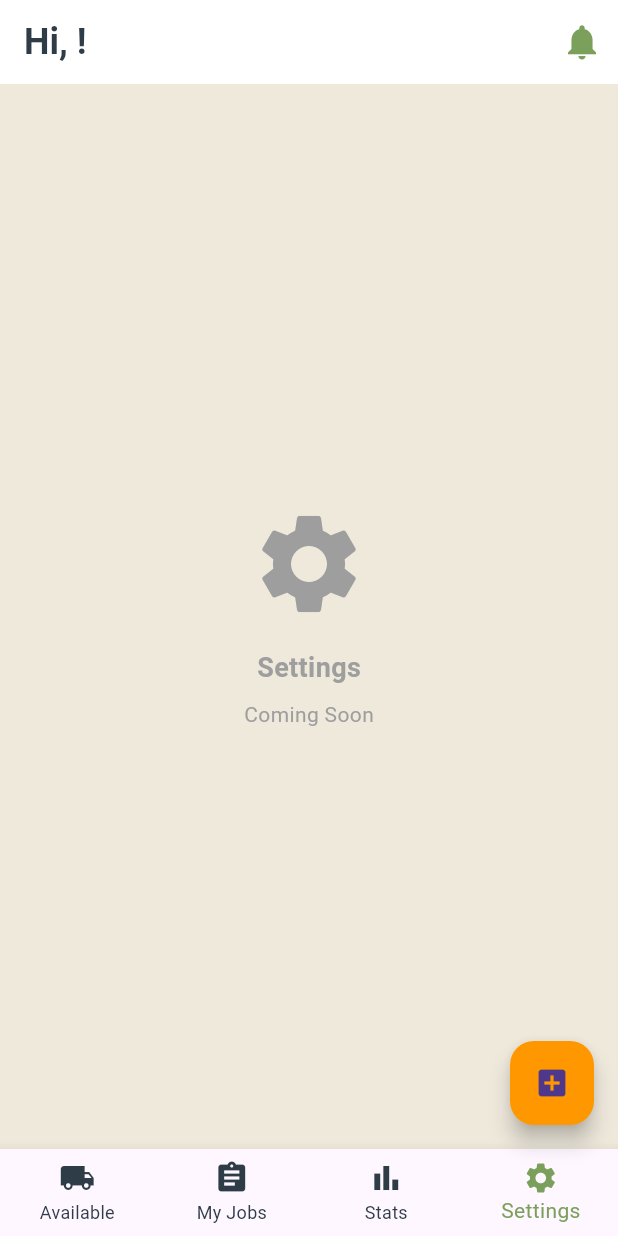
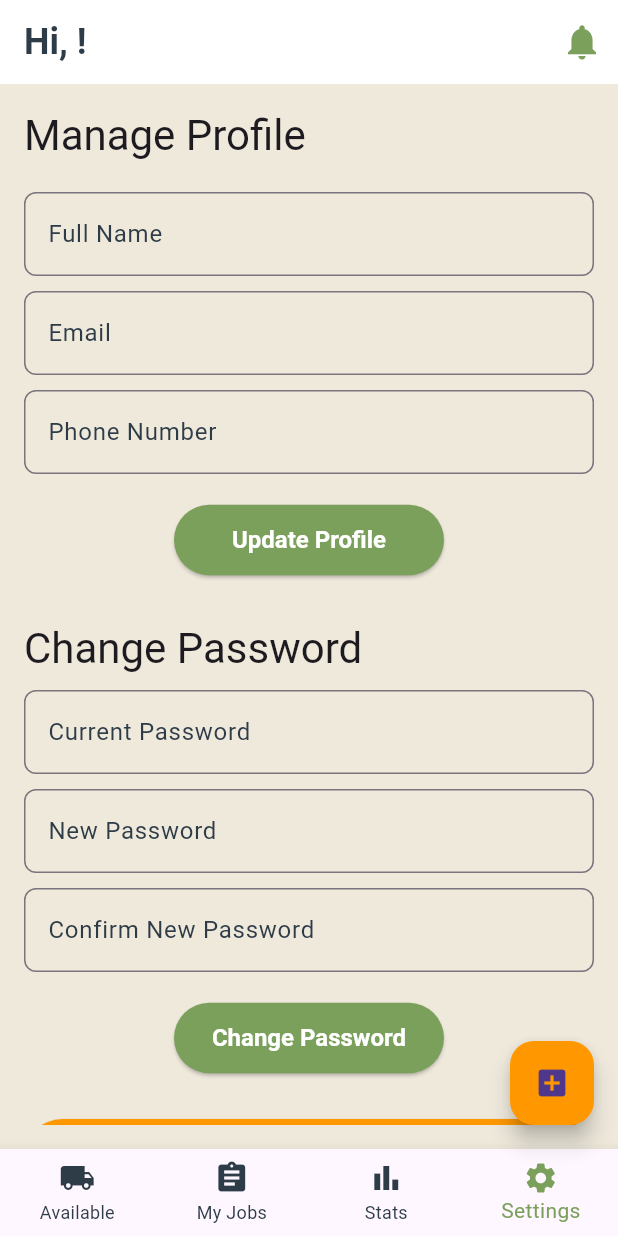
Before and after one commit to BasemGhasan/ThriftNest, a Flutter app: the CourierDashboard screen opened directly, item 4 of the bottom bar chosen, on a phone screen of 412 x 824 dp. Run offline on Flutter 3.47's test engine with Material 3 defaults, Android fonts, the phone set to English and light mode, and no system bars; our stand-ins replace cloud_firestore, firebase_auth, firebase_core, firebase_storage, geocoding, geolocator and 2 more; accounts and stored records are empty.

Commit message:
Added the profile Management part for the seller, buyer, and the courier

```diff
--- /dev/null
+++ b/lib/AppLogic/profile-service.dart
@@ -0,0 +1,66 @@
+import 'package:cloud_firestore/cloud_firestore.dart';
+import 'package:firebase_auth/firebase_auth.dart';
+
+class ProfileService {
+  /// Loads user data from Firestore.
+  Future<Map<String, dynamic>> loadUserData(String uid) async {
+    DocumentSnapshot userDoc = await FirebaseFirestore.instance
+        .collection('users')
+        .doc(uid)
+        .get();
+    if (userDoc.exists) {
+      return userDoc.data() as Map<String, dynamic>? ?? {};
+    } else {
+      return {};
+    }
+  }
+
+  /// Updates the user's profile in Firestore.
+  Future<void> updateProfile({
+    required String uid,
+    required String fullName,
+    required String email,
+    required String phone,
+  }) async {
+    await FirebaseFirestore.instance.collection('users').doc(uid).update({
+      'fullName': fullName,
+      'email': email,
+      'phone': phone,
+    });
+  }
+
+  /// Changes the user's password.
+  Future<void> changePassword({
+    required User user,
+    required String currentPassword,
+    required String newPassword,
+  }) async {
+    final credential = EmailAuthProvider.credential(
+      email: user.email!,
+      password: currentPassword,
+    );
+    await user.reauthenticateWithCredential(credential);
+    await user.updatePassword(newPassword);
+  }
+
+  /// Deletes the user's account.
+  Future<void> deleteAccount({
+    required User user,
+    required String password,
+  }) async {
+    final credential = EmailAuthProvider.credential(
+      email: user.email!,
+      password: password,
+    );
+    await user.reauthenticateWithCredential(credential);
+    // Delete the Firestore document.
+    await FirebaseFirestore.instance.collection('users').doc(user.uid).delete();
+    // Delete the Auth user.
+    await user.delete();
+  }
+
+  /// Logs out the user.
+  Future<void> logoutUser() async {
+    await FirebaseAuth.instance.signOut();
+  }
+}
--- a/lib/BuyerScreens/BuyerHomePage.dart
+++ b/lib/BuyerScreens/BuyerHomePage.dart
@@ -3,6 +3,7 @@ import 'package:cloud_firestore/cloud_firestore.dart';
 import 'package:firebase_auth/firebase_auth.dart';
 import 'items_tab.dart';
 import 'placeholder.dart';
+import '../CommonScreens/ProfileManagementScreen.dart';
 
 class BuyerHomePage extends StatefulWidget {
   const BuyerHomePage({super.key});
@@ -38,7 +39,7 @@ class _BuyerHomePageState extends State<BuyerHomePage> {
       const ItemsTab(),
       const PlaceholderTab(icon: Icons.list_alt, label: 'Orders coming soon'),
       const PlaceholderTab(icon: Icons.favorite_border, label: 'Favorites coming soon'),
-      const PlaceholderTab(icon: Icons.settings, label: 'Settings coming soon'),
+      ProfileManagementScreen(),
     ];
 
     return Scaffold(
--- /dev/null
+++ b/lib/CommonScreens/ProfileManagementScreen.dart
@@ -0,0 +1,411 @@
+import 'package:flutter/material.dart';
+import 'package:firebase_auth/firebase_auth.dart';
+import 'package:cloud_firestore/cloud_firestore.dart';
+import '../AppLogic/profile-service.dart';
+import '../CommonScreens/onboarding.dart';
+
+class ProfileManagementScreen extends StatefulWidget {
+  @override
+  _ProfileManagementScreenState createState() => _ProfileManagementScreenState();
+}
+
+class _ProfileManagementScreenState extends State<ProfileManagementScreen> {
+  final _profileFormKey = GlobalKey<FormState>();
+  final _passwordFormKey = GlobalKey<FormState>();
+
+  final _fullNameController = TextEditingController();
+  final _emailController = TextEditingController();
+  final _phoneNumberController = TextEditingController();
+
+  final _currentPasswordController = TextEditingController();
+  final _newPasswordController = TextEditingController();
+  final _confirmNewPasswordController = TextEditingController();
+  late final TextEditingController _deleteConfirmPasswordController;
+
+  final ProfileService _profileService = ProfileService();
+
+  @override
+  void initState() {
+    super.initState();
+    _loadUserData();
+    _deleteConfirmPasswordController = TextEditingController();
+  }
+
+  @override
+  void dispose() {
+    _fullNameController.dispose();
+    _emailController.dispose();
+    _phoneNumberController.dispose();
+    _currentPasswordController.dispose();
+    _newPasswordController.dispose();
+    _confirmNewPasswordController.dispose();
+    _deleteConfirmPasswordController.dispose();
+    super.dispose();
+  }
+
+  Future<void> _loadUserData() async {
+    User? user = FirebaseAuth.instance.currentUser;
+    if (user != null) {
+      try {
+        Map<String, dynamic> data = await _profileService.loadUserData(user.uid);
+        if (data.isNotEmpty) {
+          _fullNameController.text = data['fullName'] ?? '';
+          _emailController.text = data['email'] ?? user.email ?? '';
+          _phoneNumberController.text = data['phone'] ?? '';
+        } else {
+          _emailController.text = user.email ?? '';
+        }
+      } catch (e) {
+        print("Error loading user data: $e");
+        _emailController.text = user.email ?? '';
+      }
+    }
+  }
+
+  Future<void> _updateProfile() async {
+    if (_profileFormKey.currentState!.validate()) {
+      User? user = FirebaseAuth.instance.currentUser;
+      if (user != null) {
+        try {
+          await _profileService.updateProfile(
+            uid: user.uid,
+            fullName: _fullNameController.text.trim(),
+            email: _emailController.text.trim(),
+            phone: _phoneNumberController.text.trim(),
+          );
+          ScaffoldMessenger.of(context).showSnackBar(
+            SnackBar(content: Text('Profile updated successfully!')),
+          );
+        } catch (e) {
+          ScaffoldMessenger.of(context).showSnackBar(
+            SnackBar(content: Text('Error updating profile: $e')),
+          );
+          print("Error updating profile: $e");
+        }
+      } else {
+        ScaffoldMessenger.of(context).showSnackBar(
+          SnackBar(content: Text('No user logged in. Please log in again.')),
+        );
+      }
+    }
+  }
+
+  Future<void> _changePassword() async {
+    if (_passwordFormKey.currentState!.validate()) {
+      User? user = FirebaseAuth.instance.currentUser;
+      if (user != null) {
+        try {
+          await _profileService.changePassword(
+            user: user,
+            currentPassword: _currentPasswordController.text,
+            newPassword: _newPasswordController.text,
+          );
+          ScaffoldMessenger.of(context).showSnackBar(
+            SnackBar(content: Text('Password updated successfully!')),
+          );
+          _currentPasswordController.clear();
+          _newPasswordController.clear();
+          _confirmNewPasswordController.clear();
+          _passwordFormKey.currentState?.reset();
+        } on FirebaseAuthException catch (e) {
+          String errorMessage = 'Failed to change password.';
+          if (e.code == 'wrong-password' || e.code == 'invalid-credential') {
+            errorMessage = 'Incorrect current password. Please try again.';
+          } else if (e.code == 'weak-password') {
+            errorMessage = 'The new password is too weak.';
+          } else if (e.code == 'requires-recent-login') {
+            errorMessage = 'This operation requires recent authentication. Please log out and log in again.';
+          }
+          print('Error changing password: ${e.toString()} (Code: ${e.code})');
+          ScaffoldMessenger.of(context).showSnackBar(
+            SnackBar(content: Text(errorMessage)),
+          );
+        }
+      }
+    }
+  }
+
+  Future<void> _logoutUser() async {
+    try {
+      await _profileService.logoutUser();
+      ScaffoldMessenger.of(context).showSnackBar(
+        SnackBar(content: Text('Logged out successfully.')),
+      );
+      Navigator.pushAndRemoveUntil(
+        context,
+        MaterialPageRoute(builder: (_) => OnboardingScreen()),
+        (route) => false,
+      );
+    } catch (e) {
+      print('Error logging out: $e');
+      ScaffoldMessenger.of(context).showSnackBar(
+        SnackBar(content: Text('Logout failed. Please try again.')),
+      );
+    }
+  }
+
+  void _promptUserForDeleteConfirmation() {
+    _deleteConfirmPasswordController.clear();
+    showDialog(
+      context: context,
+      barrierDismissible: false,
+      builder: (BuildContext dialogContext) {
+        final GlobalKey<FormState> dialogFormKey = GlobalKey<FormState>();
+        bool isLoading = false;
+        return StatefulBuilder(
+          builder: (context, setStateDialog) {
+            return AlertDialog(
+              title: Text('Delete Account?'),
+              content: SingleChildScrollView(
+                child: ListBody(
+                  children: <Widget>[
+                    Text('This action is permanent and cannot be undone.'),
+                    Text('Please enter your password to confirm deletion.'),
+                    SizedBox(height: 15),
+                    Form(
+                      key: dialogFormKey,
+                      child: TextFormField(
+                        controller: _deleteConfirmPasswordController,
+                        obscureText: true,
+                        decoration: InputDecoration(
+                          labelText: 'Password',
+                          border: OutlineInputBorder(),
+                        ),
+                        validator: (value) {
+                          if (value == null || value.isEmpty) {
+                            return 'Please enter your password';
+                          }
+                          return null;
+                        },
+                        autovalidateMode: AutovalidateMode.onUserInteraction,
+                      ),
+                    ),
+                  ],
+                ),
+              ),
+              actions: <Widget>[
+                TextButton(
+                  child: Text('Cancel'),
+                  onPressed: isLoading ? null : () {
+                    Navigator.of(dialogContext).pop();
+                  },
+                ),
+                SizedBox(
+                  width: 150,
+                  child: ElevatedButton(
+                    child: isLoading
+                      ? SizedBox(
+                          height: 20,
+                          width: 20,
+                          child: CircularProgressIndicator(strokeWidth: 2, color: Colors.white))
+                      : Text('Confirm Delete'),
+                    style: ElevatedButton.styleFrom(
+                      backgroundColor: Colors.red,
+                      padding: EdgeInsets.symmetric(vertical: 14),
+                    ),
+                    onPressed: isLoading ? null : () async {
+                      if (dialogFormKey.currentState!.validate()) {
+                        setStateDialog(() {
+                          isLoading = true;
+                        });
+                        User? user = FirebaseAuth.instance.currentUser;
+                        if (user == null || user.email == null) {
+                          ScaffoldMessenger.of(context).showSnackBar(
+                            SnackBar(content: Text('User session error. Please log in again.')),
+                          );
+                          setStateDialog(() { isLoading = false; });
+                          Navigator.of(dialogContext).pop();
+                          return;
+                        }
+                        try {
+                          await _profileService.deleteAccount(
+                            user: user,
+                            password: _deleteConfirmPasswordController.text,
+                          );
+                          ScaffoldMessenger.of(context).showSnackBar(
+                            SnackBar(content: Text('Account deleted successfully.')),
+                          );
+                          Navigator.of(dialogContext).pop();
+                          Navigator.pushAndRemoveUntil(
+                            context,
+                            MaterialPageRoute(builder: (_) => OnboardingScreen()),
+                            (route) => false,
+                          );
+                        } on FirebaseAuthException catch (e) {
+                          String errorMessage = 'Failed to delete account.';
+                          if (e.code == 'wrong-password' || e.code == 'invalid-credential') {
+                            errorMessage = 'Incorrect password. Please try again.';
+                          } else if (e.code == 'requires-recent-login') {
+                            errorMessage = 'This operation requires recent authentication. Please log out and log in again.';
+                          }
+                          print('Delete Account Error: ${e.toString()} (Code: ${e.code})');
+                          ScaffoldMessenger.of(context).showSnackBar(
+                            SnackBar(content: Text(errorMessage)),
+                          );
+                        } catch (e) {
+                          print('Generic Delete Account Error: ${e.toString()}');
+                          ScaffoldMessenger.of(context).showSnackBar(
+                            SnackBar(content: Text('An unexpected error occurred.')),
+                          );
+                        } finally {
+                          setStateDialog(() {
+                            isLoading = false;
+                          });
+                        }
+                      }
+                    },
+                  ),
+                ),
+              ],
+            );
+          },
+        );
+      },
+    );
+  }
+
+  @override
+  Widget build(BuildContext context) {
+    return Scaffold(
+      body: Padding(
+        padding: const EdgeInsets.all(16.0),
+        child: ListView(
+          children: <Widget>[
+            // Add 'Manage Profile' as a section title
+            Text(
+              'Manage Profile',
+              style: Theme.of(context).textTheme.headlineMedium,
+            ),
+            SizedBox(height: 20),
+            Form(
+              key: _profileFormKey,
+              child: Column(
+                children: [
+                  TextFormField(
+                    controller: _fullNameController,
+                    decoration: InputDecoration(labelText: 'Full Name'),
+                    validator: (v) => (v == null || v.trim().isEmpty)
+                        ? 'Please enter your full name'
+                        : null,
+                    autovalidateMode: AutovalidateMode.onUserInteraction,
+                  ),
+                  SizedBox(height: 10),
+                  TextFormField(
+                    controller: _emailController,
+                    decoration: InputDecoration(labelText: 'Email'),
+                    keyboardType: TextInputType.emailAddress,
+                    validator: (v) {
+                      if (v == null || v.trim().isEmpty)
+                        return 'Please enter your email';
+                      final emailPattern = RegExp(r'^[^@]+@[^@]+\.[^@]+$');
+                      if (!emailPattern.hasMatch(v.trim()))
+                        return 'Enter a valid email address';
+                      return null;
+                    },
+                    autovalidateMode: AutovalidateMode.onUserInteraction,
+                  ),
+                  SizedBox(height: 10),
+                  TextFormField(
+                    controller: _phoneNumberController,
+                    decoration: InputDecoration(labelText: 'Phone Number'),
+                    keyboardType: TextInputType.phone,
+                    validator: (v) {
+                      if (v == null || v.isEmpty)
+                        return 'Please enter your phone number';
+                      if (!RegExp(r'^\+?[0-9\s\-()]{7,}$').hasMatch(v))
+                        return 'Enter a valid phone number';
+                      return null;
+                    },
+                    autovalidateMode: AutovalidateMode.onUserInteraction,
+                  ),
+                  SizedBox(height: 20),
+                  SizedBox(
+                    width: 180,
+                    child: ElevatedButton(
+                      onPressed: _updateProfile,
+                      child: Text('Update Profile'),
+                      style: ElevatedButton.styleFrom(
+                        padding: EdgeInsets.symmetric(vertical: 14, horizontal: 24),
+                      ),
+                    ),
+                  ),
+                ],
+              ),
+            ),
+            SizedBox(height: 30),
+            Text('Change Password', style: Theme.of(context).textTheme.headlineMedium),
+            SizedBox(height: 10),
+            Form(
+              key: _passwordFormKey,
+              child: Column(
+                children: [
+                  TextFormField(
+                  controller: _currentPasswordController,
+                  decoration: InputDecoration(labelText: 'Current Password'),
+                  obscureText: true,
+                  validator: (v) => (v == null || v.isEmpty)
+                    ? 'Please enter your current password'
+                    : null,
+                  autovalidateMode: AutovalidateMode.onUserInteraction,
+                  ),
+                  SizedBox(height: 10),
+                  TextFormField(
+                  controller: _newPasswordController,
+                  decoration: InputDecoration(labelText: 'New Password'),
+                  obscureText: true,
+                  validator: (v) {
+                    if (v == null || v.isEmpty)
+                    return 'Please enter a new password';
+                    if (v.length < 8)
+                    return 'Password must be at least 8 characters long';
+                    if (!RegExp(r'^(?=.*[A-Za-z])(?=.*\d)').hasMatch(v))
+                    return 'Password must include at least one letter and one number';
+                    return null;
+                  },
+                  autovalidateMode: AutovalidateMode.onUserInteraction,
+                  ),
+                  SizedBox(height: 10),
+                  TextFormField(
+                  controller: _confirmNewPasswordController,
+                  decoration: InputDecoration(labelText: 'Confirm New Password'),
+                  obscureText: true,
+                  validator: (v) {
+                    if (v == null || v.isEmpty)
+                    return 'Please confirm your new password';
+                    if (v != _newPasswordController.text)
+                    return 'Passwords do not match';
+                    return null;
+                  },
+                  autovalidateMode: AutovalidateMode.onUserInteraction,
+                  ),
+                  SizedBox(height: 20),
+                  SizedBox(
+                  width: 180,
+                  child: ElevatedButton(
+                    onPressed: _changePassword,
+                    child: Text('Change Password'),
+                    style: ElevatedButton.styleFrom(
+                    padding: EdgeInsets.symmetric(vertical: 14, horizontal: 24),
+                    ),
+                  ),
+                  ),
+                ],
+              ),
+            ),
+            SizedBox(height: 30),
+            ElevatedButton(
+              onPressed: _logoutUser,
+              child: Text('Logout'),
+              style: ElevatedButton.styleFrom(backgroundColor: Colors.orange),
+            ),
+            SizedBox(height: 20),
+            TextButton(
+              onPressed: _promptUserForDeleteConfirmation,
+              child: Text('Delete Account', style: TextStyle(color: Colors.red)),
+            ),
+          ],
+        ),
+      ),
+    );
+  }
+}
--- a/lib/CourierScreens/courier_dashboard.dart
+++ b/lib/CourierScreens/courier_dashboard.dart
@@ -6,6 +6,7 @@ import 'package:cloud_firestore/cloud_firestore.dart';
 import '../main.dart';
 import 'available_deliveries.dart';
 import 'my_deliveries.dart';
+import '../CommonScreens/ProfileManagementScreen.dart'; // Import ProfileManagementScreen
 
 class CourierDashboard extends StatefulWidget {
   const CourierDashboard({super.key});
@@ -45,7 +46,7 @@ class _CourierDashboardState extends State<CourierDashboard> {
       const AvailableDeliveries(),
       const MyDeliveries(),
       _buildStatsTab(),
-      _buildSettingsTab(),
+      ProfileManagementScreen(),
     ];
 
     return Scaffold(
@@ -189,35 +190,34 @@ floatingActionButton: FloatingActionButton(
     );
   }
 
-  Widget _buildSettingsTab() {
-    return const Center(
-      child: Column(
-        mainAxisAlignment: MainAxisAlignment.center,
-        children: [
-          Icon(
-            Icons.settings,
-            size: 80,
-            color: Colors.grey,
-          ),
-          SizedBox(height: 16),
-          Text(
-            'Settings',
-            style: TextStyle(
-              fontSize: 18,
-              fontWeight: FontWeight.bold,
-              color: Colors.grey,
-            ),
-          ),
-          SizedBox(height: 8),
-          Text(
-            'Coming Soon',
-            style: TextStyle(
-              fontSize: 14,
-              color: Colors.grey,
-            ),
-          ),
-        ],
-      ),
-    );
-  }
+  //   return const Center(
+  //     child: Column(
+  //       mainAxisAlignment: MainAxisAlignment.center,
+  //       children: [
+  //         Icon(
+  //           Icons.settings,
+  //           size: 80,
+  //           color: Colors.grey,
+  //         ),
+  //         SizedBox(height: 16),
+  //         Text(
+  //           'Settings',
+  //           style: TextStyle(
+  //             fontSize: 18,
+  //             fontWeight: FontWeight.bold,
+  //             color: Colors.grey,
+  //           ),
+  //         ),
+  //         SizedBox(height: 8),
+  //         Text(
+  //           'Coming Soon',
+  //           style: TextStyle(
+  //             fontSize: 14,
+  //             color: Colors.grey,
+  //           ),
+  //         ),
+  //       ],
+  //     ),
+  //   );
+  // }
 }
```
Also changed, not shown: lib/SellerScreens/SellerManageListing.dart (+10 -10 lines).
